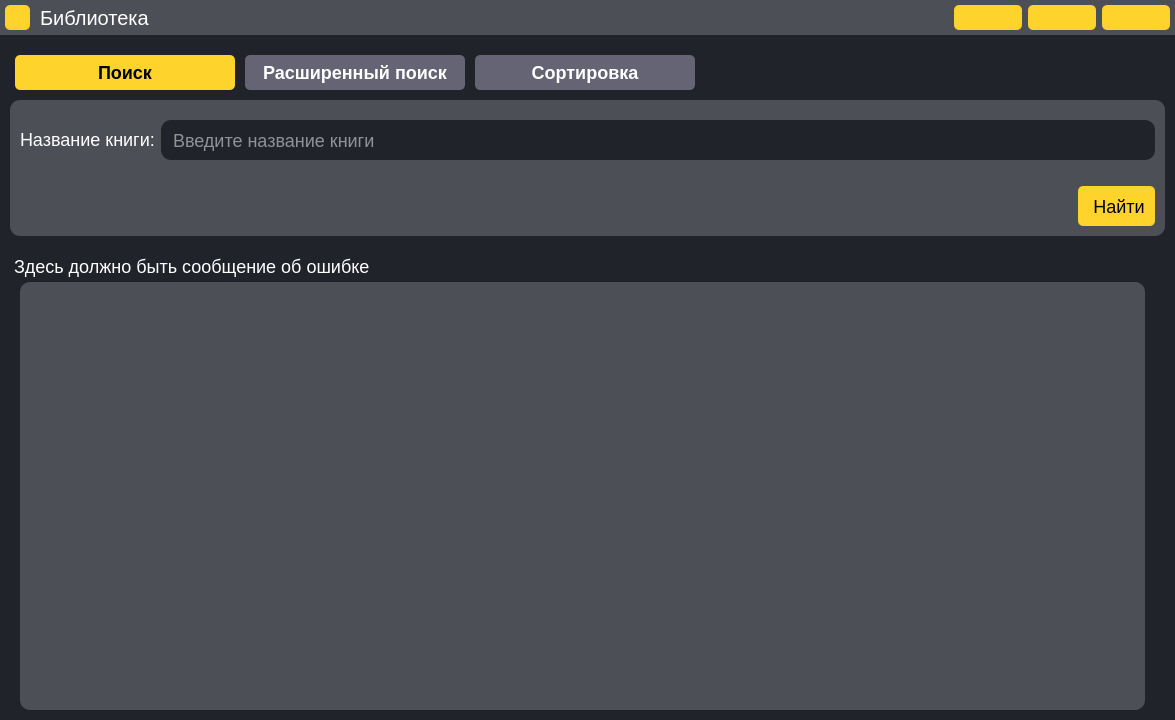
The window that Design/qt_ui/main_window.ui (PereverzevIvan/Online_library_for_Polytech) describes before a commit, drawn with Qt 5.
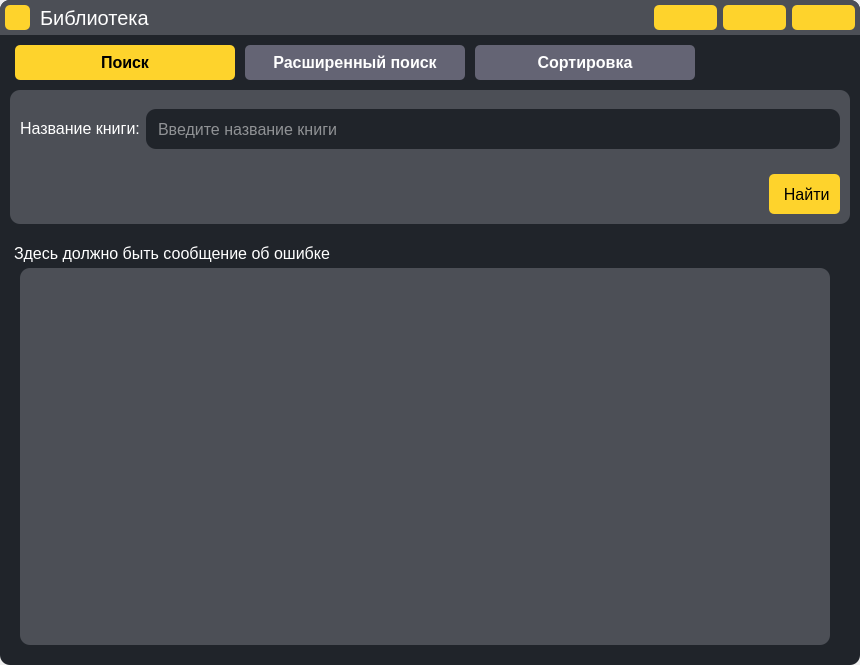
The same window after the commit. Icons and pictures are not drawn.

The edit to the form file:
```diff
--- a/Design/qt_ui/main_window.ui
+++ b/Design/qt_ui/main_window.ui
@@ -1,24 +1,34 @@
 <?xml version="1.0" encoding="UTF-8"?>
 <ui version="4.0">
- <class>MainWindow</class>
- <widget class="QMainWindow" name="MainWindow">
+ <class>main_window</class>
+ <widget class="QMainWindow" name="main_window">
   <property name="geometry">
    <rect>
     <x>0</x>
     <y>0</y>
-    <width>1175</width>
-    <height>720</height>
+    <width>860</width>
+    <height>665</height>
    </rect>
   </property>
   <property name="windowTitle">
    <string>MainWindow</string>
   </property>
   <property name="styleSheet">
-   <string notr="true">/* General */
+   <string notr="true"/>
+  </property>
+  <widget class="QWidget" name="central_widget">
+   <property name="minimumSize">
+    <size>
+     <width>860</width>
+     <height>665</height>
+    </size>
+   </property>
+   <property name="styleSheet">
+    <string notr="true">/* General */
 * {
 	margin: 0;
 	padding: 0;
-	font-size: 18px;
+	font-size: 16px;
 	outline: none;
 	font-family: &quot;Arial&quot;;
 }
@@ -29,7 +39,7 @@
 
 #main_body {
 	background-color: rgba(32,36,42,255);
-	border_radius: 10%;
+	border-radius: 10%;
 }
 
 #search_background, #ex_search_background, #sort_background {
@@ -180,6 +190,8 @@
 /* TitleBar style */
 #title_bar {
 	background-color: rgb(76,79,86);
+	border-top-left-radius: 10%;
+	border-top-right-radius: 10%;
 }
 
 #window_title {
@@ -251,16 +263,6 @@
 QScrollBar::add-page:vertical, QScrollBar::sub-page:vertical {
 	background: none;
 }</string>
-  </property>
-  <widget class="QWidget" name="central_widget">
-   <property name="minimumSize">
-    <size>
-     <width>1083</width>
-     <height>663</height>
-    </size>
-   </property>
-   <property name="styleSheet">
-    <string notr="true"/>
    </property>
    <layout class="QVBoxLayout" name="verticalLayout">
     <property name="leftMargin">
@@ -277,9 +279,12 @@
     </property>
     <item>
      <widget class="QWidget" name="main_body" native="true">
+      <property name="styleSheet">
+       <string notr="true"/>
+      </property>
       <layout class="QVBoxLayout" name="verticalLayout_2">
        <property name="spacing">
-        <number>10</number>
+        <number>0</number>
        </property>
        <property name="leftMargin">
         <number>0</number>
@@ -341,7 +346,7 @@
                 <string/>
                </property>
                <property name="pixmap">
-                <pixmap resource="resources.qrc">:/Icons/For_QT/book.svg</pixmap>
+                <pixmap resource="../resources.qrc">:/Icons/For_QT/book.svg</pixmap>
                </property>
                <property name="scaledContents">
                 <bool>false</bool>
@@ -431,7 +436,7 @@
                 <string/>
                </property>
                <property name="icon">
-                <iconset resource="resources.qrc">
+                <iconset resource="../resources.qrc">
                  <normaloff>:/Icons/For_QT/minus.svg</normaloff>:/Icons/For_QT/minus.svg</iconset>
                </property>
                <property name="iconSize">
@@ -451,7 +456,7 @@
                 <string/>
                </property>
                <property name="icon">
-                <iconset resource="resources.qrc">
+                <iconset resource="../resources.qrc">
                  <normaloff>:/Icons/For_QT/maximize-2.svg</normaloff>:/Icons/For_QT/maximize-2.svg</iconset>
                </property>
                <property name="iconSize">
@@ -471,7 +476,7 @@
                 <string/>
                </property>
                <property name="icon">
-                <iconset resource="resources.qrc">
+                <iconset resource="../resources.qrc">
                  <normaloff>:/Icons/For_QT/x.svg</normaloff>:/Icons/For_QT/x.svg</iconset>
                </property>
                <property name="iconSize">
@@ -614,7 +619,7 @@
                        <string> Найти</string>
                       </property>
                       <property name="icon">
-                       <iconset resource="resources.qrc">
+                       <iconset resource="../resources.qrc">
                         <normaloff>:/Icons/For_QT/search.svg</normaloff>:/Icons/For_QT/search.svg</iconset>
                       </property>
                       <property name="iconSize">
@@ -767,7 +772,7 @@
                           <string>  Задать параметры</string>
                          </property>
                          <property name="icon">
-                          <iconset resource="resources.qrc">
+                          <iconset resource="../resources.qrc">
                            <normaloff>:/Icons/For_QT/settings.svg</normaloff>:/Icons/For_QT/settings.svg</iconset>
                          </property>
                          <property name="iconSize">
@@ -787,7 +792,7 @@
                           <string> Найти</string>
                          </property>
                          <property name="icon">
-                          <iconset resource="resources.qrc">
+                          <iconset resource="../resources.qrc">
                            <normaloff>:/Icons/For_QT/search.svg</normaloff>:/Icons/For_QT/search.svg</iconset>
                          </property>
                          <property name="iconSize">
@@ -897,41 +902,6 @@
                            <string>Выберите параметр сортировки</string>
                           </property>
                          </item>
-                         <item>
-                          <property name="text">
-                           <string>1</string>
-                          </property>
-                         </item>
-                         <item>
-                          <property name="text">
-                           <string>2</string>
-                          </property>
-                         </item>
-                         <item>
-                          <property name="text">
-                           <string>3</string>
-                          </property>
-                         </item>
-                         <item>
-                          <property name="text">
-                           <string>4</string>
-                          </property>
-                         </item>
-                         <item>
-                          <property name="text">
-                           <string>5</string>
-                          </property>
-                         </item>
-                         <item>
-                          <property name="text">
-                           <string>6</string>
-                          </property>
-                         </item>
-                         <item>
-                          <property name="text">
-                           <string>7</string>
-                          </property>
-                         </item>
                         </widget>
                        </item>
                       </layout>
@@ -965,7 +935,7 @@
                        <string> Сортировать</string>
                       </property>
                       <property name="icon">
-                       <iconset resource="resources.qrc">
+                       <iconset resource="../resources.qrc">
                         <normaloff>:/Icons/For_QT/bar-chart.svg</normaloff>:/Icons/For_QT/bar-chart.svg</iconset>
                       </property>
                       <property name="iconSize">
@@ -1045,8 +1015,8 @@
                  <rect>
                   <x>0</x>
                   <y>0</y>
-                  <width>1145</width>
-                  <height>424</height>
+                  <width>830</width>
+                  <height>372</height>
                  </rect>
                 </property>
                 <layout class="QVBoxLayout" name="verticalLayout_5">
@@ -1115,7 +1085,32 @@
          </layout>
         </widget>
        </item>
+       <item alignment="Qt::AlignRight">
+        <widget class="QFrame" name="size_grip">
+         <property name="minimumSize">
+          <size>
+           <width>10</width>
+           <height>10</height>
+          </size>
+         </property>
+         <property name="maximumSize">
+          <size>
+           <width>10</width>
+           <height>10</height>
+          </size>
+         </property>
+         <property name="frameShape">
+          <enum>QFrame::StyledPanel</enum>
+         </property>
+         <property name="frameShadow">
+          <enum>QFrame::Raised</enum>
+         </property>
+        </widget>
+       </item>
       </layout>
+      <zorder>widget</zorder>
+      <zorder>title_bar</zorder>
+      <zorder>size_grip</zorder>
      </widget>
     </item>
    </layout>
```
Left out of the diff: 3 changed lines with no effect on the pictures.
